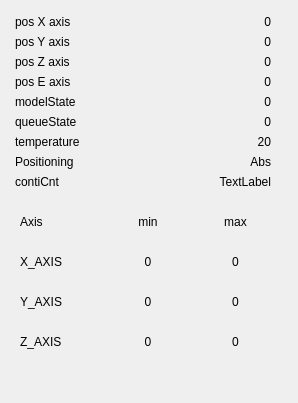
Above: coordinatuswidget.ui from cuby-tec/mitoPrinter before the change. Below: the same form after it.
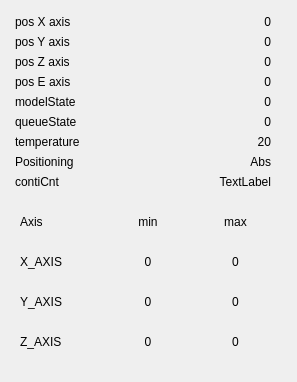
That is the form after the change.

Patch:
```diff
--- a/coordinatuswidget.ui
+++ b/coordinatuswidget.ui
@@ -6,8 +6,8 @@
    <rect>
     <x>0</x>
     <y>0</y>
-    <width>298</width>
-    <height>403</height>
+    <width>297</width>
+    <height>382</height>
    </rect>
   </property>
   <property name="windowTitle">
```
